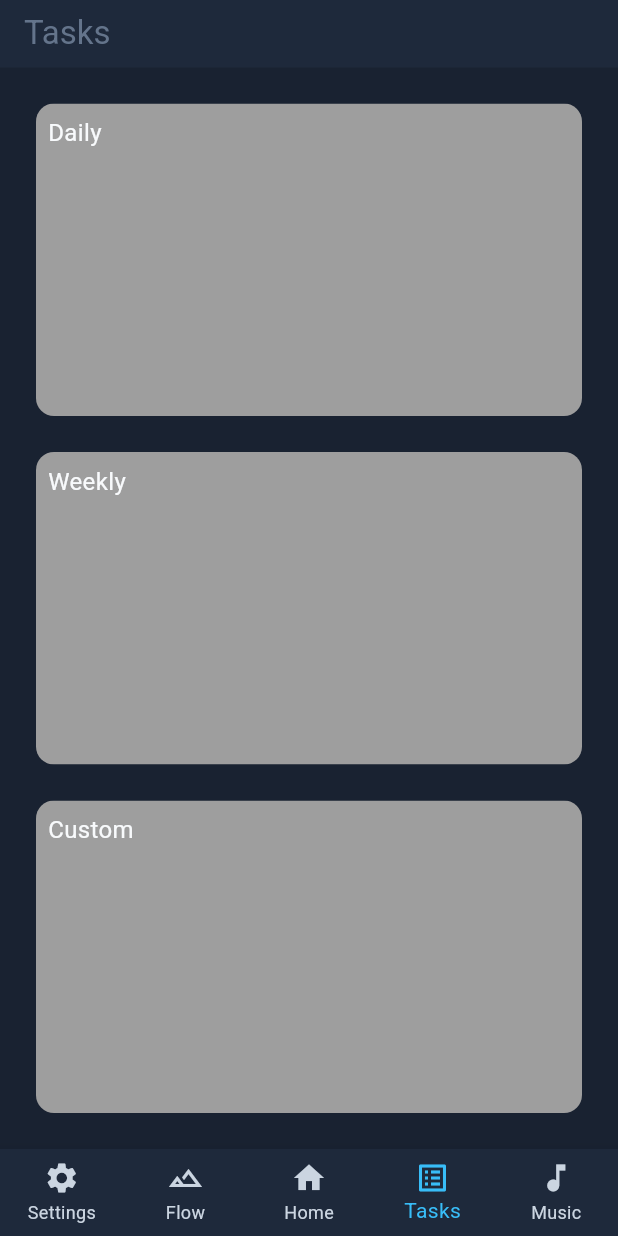
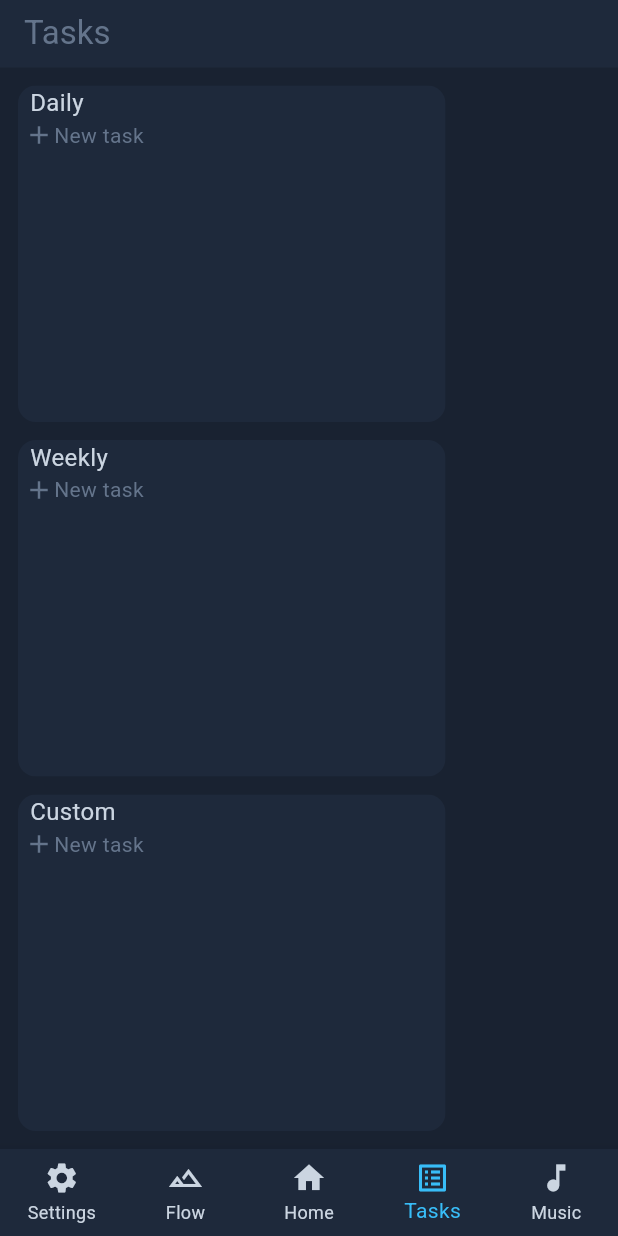
Before and after one commit to Ido-Badash/Flowscape, a Flutter app: the screen it shows after launch, item 4 of the bottom bar chosen, on a phone screen of 412 x 824 dp. Run offline on Flutter 3.47's test engine with Material 3 defaults, Android fonts, the phone set to English and light mode, and no system bars; our stand-ins replace smooth_page_indicator.

Commit message:
✨ Refactor task management UI; update TaskContainer to StatefulWidget, enhance task display logic, and improve layout structure in TasksScreen.

```diff
--- a/lib/features/tasks/tasks_screen/task_logic/task.dart
+++ b/lib/features/tasks/tasks_screen/task_logic/task.dart
@@ -78,7 +78,7 @@ class Task {
     }
   }
 
-  String info() {
-    return 'Id: $id, Task: $name, Description: $description, Due Date: $dueDate, Completed: $isCompleted';
+  List info() {
+    return [name, description, dueDate, isCompleted, isMissed];
   }
 }
--- a/lib/features/tasks/tasks_screen/task_logic/tasker.dart
+++ b/lib/features/tasks/tasks_screen/task_logic/tasker.dart
@@ -7,6 +7,8 @@ class Tasker {
   Tasker({this.name});
 
   List<Task> tasks = [];
+
+  List<Task> get getTasks => tasks;
 
   void add(Task task) {
     tasks.add(task);
--- a/lib/features/tasks/tasks_screen/tasks_screen.dart
+++ b/lib/features/tasks/tasks_screen/tasks_screen.dart
@@ -1,5 +1,4 @@
 import 'package:flutter/material.dart';
-import './task_logic/task_logic.dart';
 import 'widgets/task_container.dart';
 import 'package:flowscape/core/helpers/text_utils.dart';
 
@@ -8,51 +7,59 @@ class TasksScreen extends StatelessWidget {
 
   @override
   Widget build(BuildContext context) {
-    Tasker tasker = Tasker();
-    tasker.add(Task("#1", "d", isCompleted: false));
-    tasker.save();
-    return Padding(
-      padding: const EdgeInsets.all(24.0),
+    return Row(
+      children: [
+        _buildTaskColumn(context),
+        _buildSidePlaceholder(), // Placeholder for the left side of the screen
+      ],
+    );
+  }
+
+  Widget _buildTaskColumn(BuildContext context) {
+    return Flexible(
+      flex: 3,
+      child: Padding(
+        padding: const EdgeInsets.all(12.0),
         child: Column(
-        // This makes the children of the Column stretch to fill the available width.
           crossAxisAlignment: CrossAxisAlignment.stretch,
           children: <Widget>[
-          Expanded(
-            child: TaskContainer(
-              title: buildTaskContainerTitle(context, data: "Daily"),
+            _buildTaskContainer(context, "Daily"),
+            const SizedBox(height: 12.0), // Separator
+            _buildTaskContainer(context, "Weekly"),
+            const SizedBox(height: 12.0), // Separator
+            _buildTaskContainer(context, "Custom"),
+          ],
         ),
-          ),
-
-          const SizedBox(height: 24.0), // Separator
-
-          Expanded(
-            child: TaskContainer(
-              title: buildTaskContainerTitle(context, data: "Weekly"),
-            ),
-          ),
-
-          const SizedBox(height: 24.0), // Separator
-
-          Expanded(
-            child: TaskContainer(
-              title: buildTaskContainerTitle(context, data: "Custom"),
-            ),
-          ),
-        ],
       ),
     );
   }
 
-  Text buildTaskContainerTitle(
+  Widget _buildTaskContainer(BuildContext context, String label) {
+    return Expanded(
+      child: TaskContainer(
+        title: buildTaskContainerTitle(context, data: label),
+        background: Theme.of(context).colorScheme.secondary,
+      ),
+    );
+  }
+
+  Widget _buildSidePlaceholder() {
+    return Flexible(flex: 1, child: Container());
+  }
+
+  Widget buildTaskContainerTitle(
     BuildContext context, {
     String data = "My tasks",
   }) {
-    return Text(
+    return Padding(
+      padding: const EdgeInsets.only(right: 4.0, left: 4.0),
+      child: Text(
         data,
         style: TextStyle(
           fontSize: 16,
-        color: Theme.of(context).colorScheme.onPrimary,
+          color: Theme.of(context).colorScheme.onSecondary,
           shadows: [TextUtils.textOutlineShadow()],
+        ),
       ),
     );
   }
--- a/lib/features/tasks/tasks_screen/widgets/task_container.dart
+++ b/lib/features/tasks/tasks_screen/widgets/task_container.dart
@@ -2,28 +2,76 @@ import 'package:flutter/material.dart';
 import 'package:flowscape/core/helpers/general_widget_utils.dart';
 import '../task_logic/tasker.dart';
 
-class TaskContainer extends StatelessWidget {
-  final Tasker? tasker;
-  final Text title;
+class TaskContainer extends StatefulWidget {
+  final Widget title;
   final Color background;
 
   const TaskContainer({
     super.key,
-    this.tasker,
     this.title = const Text("My tasks", style: TextStyle(color: Colors.white)),
     this.background = Colors.grey,
   });
 
   @override
+  State<TaskContainer> createState() => _TaskContainerState();
+}
+
+class _TaskContainerState extends State<TaskContainer> {
+  @override
   Widget build(BuildContext context) {
     return GeneralWidgetUtils.buildAClipRRPage(
       child: Container(
-        color: background,
-        child: Padding(
-          padding: const EdgeInsets.all(8.0),
-          child: title,
+        color: widget.background,
+        alignment: Alignment.topLeft,
+        child: ListView(
+          children: [_buildTitle(), _buildTasks(), _buildNewTaskButton()],
         ),
       ),
     );
   }
+
+  Widget _buildTasks() {
+    return Flexible(flex: 10, child: _defaultPad(Column(children: [
+
+        ],)));
+  }
+
+  Widget _buildTitle() {
+    return Flexible(flex: 5, child: _defaultPad(widget.title));
+  }
+
+  Widget _buildNewTaskButton() {
+    return Flexible(
+      flex: 2,
+      child: _defaultPad(
+        MouseRegion(
+          cursor: SystemMouseCursors.click,
+          child: GestureDetector(
+            onTap: _createNewTask,
+            child: Row(
+              children: [
+                Icon(
+                  Icons.add,
+                  color: Theme.of(context).textTheme.bodyLarge?.color,
+                  size: 20,
+                ),
+                Text("New task"),
+              ],
+            ),
+          ),
+        ),
+      ),
+    );
+  }
+
+  void _createNewTask() {
+    debugPrint("A new task was created");
+  }
+
+  Widget _defaultPad(Widget child) {
+    return Padding(
+      padding: const EdgeInsets.only(right: 4.0, left: 4.0),
+      child: child,
+    );
+  }
 }
```
Lines whose indentation alone changed are shown as unchanged.
